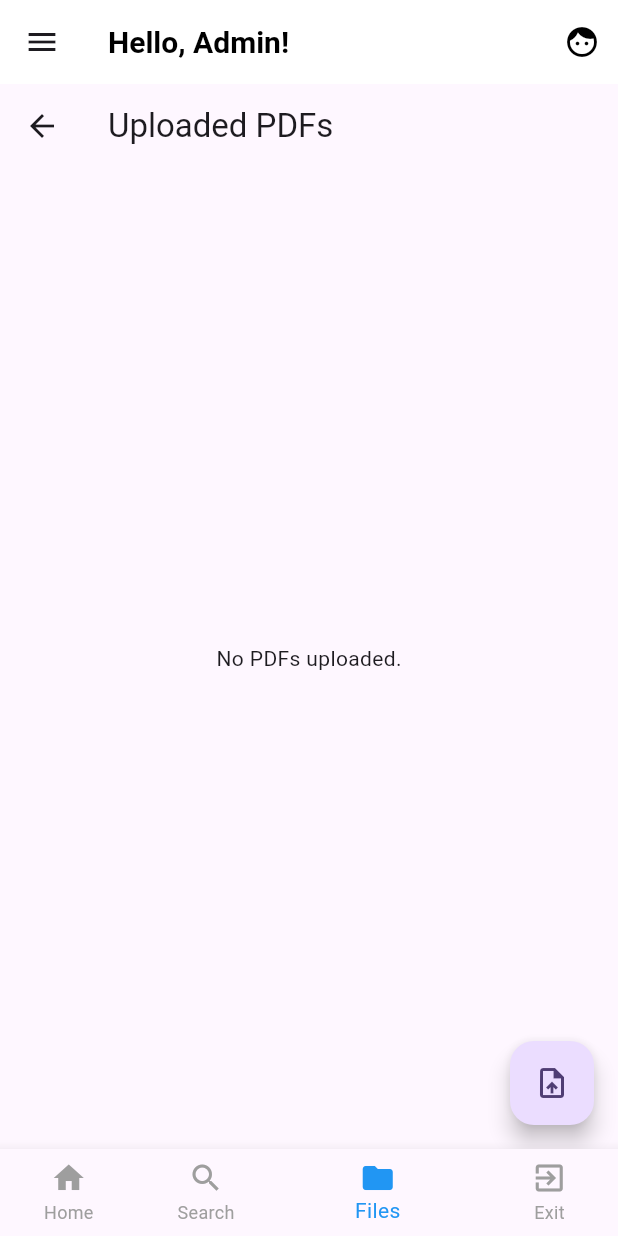
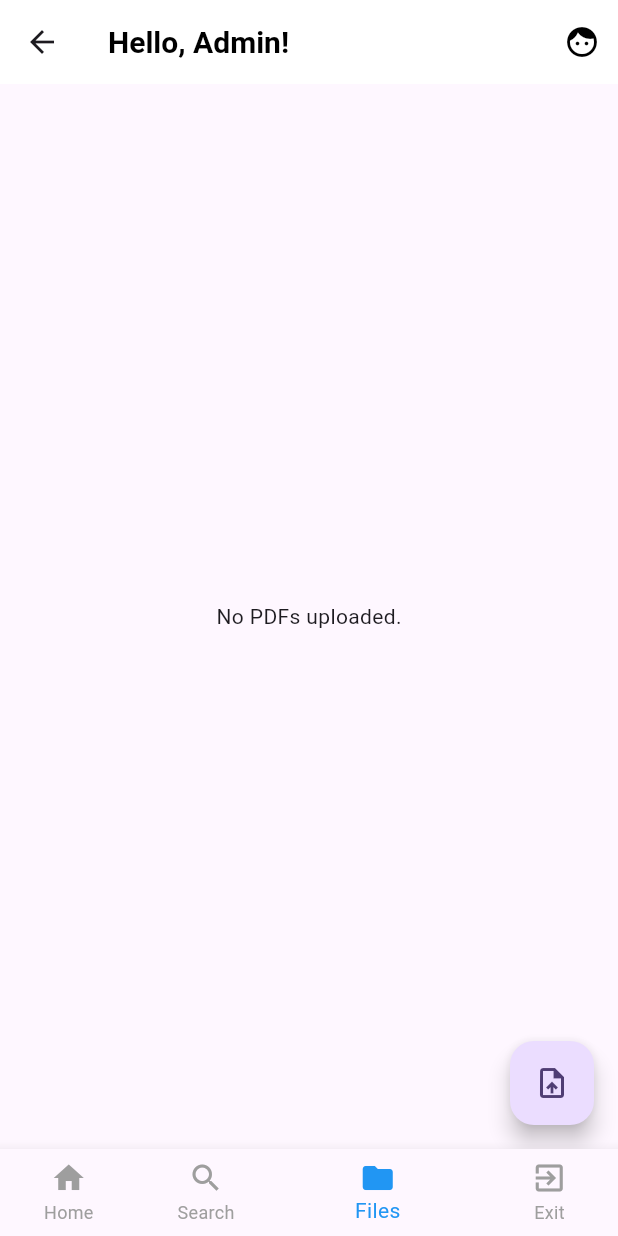
Before and after one commit to gtmpras/e-learning-app, a Flutter app: the AdminHomeScreen screen opened directly, item 3 of the bottom bar chosen, on a phone screen of 412 x 824 dp. Run offline on Flutter 3.47's test engine with Material 3 defaults, Android fonts, the phone set to English and light mode, and no system bars; our stand-ins replace carousel_slider, cloud_firestore, file_picker, firebase_auth, firebase_core, firebase_storage and 1 more; missing offline and left inert: easy_pdf_viewer; accounts and stored records are empty; network calls fail; Roboto replaces fonts that are missing (Poppins-Regular).

Commit message:
review check

```diff
--- a/lib/admin_page/admin_folder_page.dart
+++ b/lib/admin_page/admin_folder_page.dart
@@ -85,9 +85,7 @@ class _AdminFolderPageState extends State<AdminFolderPage> {
   @override
   Widget build(BuildContext context) {
     return Scaffold(
-      appBar: AppBar(
-        title: Text("Uploaded PDFs"),
-      ),
+
       body: StreamBuilder<QuerySnapshot>(
         stream: _firebaseFirestore.collection("pdfs").snapshots(),
         builder: (context, snapshot) {
--- a/lib/main.dart
+++ b/lib/main.dart
@@ -1,5 +1,6 @@
 import 'package:e_learning/firebase_options.dart';
 import 'package:e_learning/screens/home_screen.dart';
+import 'package:e_learning/screens/signIn_screen.dart';
 import 'package:e_learning/screens/splash_screen.dart';
 import 'package:firebase_core/firebase_core.dart';
 import 'package:flutter/material.dart';
@@ -23,6 +24,6 @@ class MyApp extends StatelessWidget {
       colorScheme: ColorScheme.fromSeed(seedColor: Colors.deepPurple),
         useMaterial3: true,
       ),
-      home: (HomeScreen()) );
+      home: (SignInScreen()) );
   }
 }
--- a/lib/pages/search_page.dart
+++ b/lib/pages/search_page.dart
@@ -47,7 +47,7 @@ class _SearchPageState extends State<SearchPage> {
       if (midName.contains(query.toLowerCase())) {
         results.add(pdfs[mid]);
 
-        // Look for more matches around the mid index
+        // Looking for more matches around the mid index
         int tempMid = mid;
         while (--tempMid >= 0 && pdfs[tempMid]["name"].toLowerCase().contains(query.toLowerCase())) {
           results.add(pdfs[tempMid]);
--- a/lib/screens/admin_screen.dart
+++ b/lib/screens/admin_screen.dart
@@ -15,7 +15,7 @@ class _AdminHomeScreenState extends State<AdminHomeScreen> {
 
   // List of pages for the bottom navigation
   static List<Widget> _pages = <Widget>[
-    HomeContentPage(), // Home content (the existing home body)
+    HomeContentPage(),
     SearchPage(),
     AdminFolderPage(),
     ExitPage(),
@@ -44,16 +44,7 @@ class _AdminHomeScreenState extends State<AdminHomeScreen> {
           ),
         ],
       ),
-      drawer: Drawer(
-        child: ListView(
-          children: [
-            ListTile(
-              title: Text('Profile'),
-              onTap: () {},
-            ),
-          ],
-        ),
-      ),
+
       body: _pages[_selectedIndex], // Display the selected page
 
       bottomNavigationBar: BottomNavigationBar(
--- a/lib/screens/signUp_screen.dart
+++ b/lib/screens/signUp_screen.dart
@@ -52,6 +52,7 @@ class _SignUpScreenState extends State<SignUpScreen> {
               crossAxisAlignment: CrossAxisAlignment.start,
               mainAxisAlignment: MainAxisAlignment.center,
               children: [
+
                 Center(
                   child: Text(
                     'Create Account',
@@ -103,9 +104,11 @@ class _SignUpScreenState extends State<SignUpScreen> {
                     border: OutlineInputBorder(
                       borderRadius: BorderRadius.circular(5),
                     ),
+
                   ),
                   obscureText: true,
                 ),
+
                 SizedBox(
                   height: height * .03,
                 ),
@@ -126,6 +129,7 @@ class _SignUpScreenState extends State<SignUpScreen> {
                           style: TextStyle(
                             fontFamily: 'Poppins',
                             color: Colors.white,
+
                           ),
                         ),
                 ),
```
Also changed, not shown: lib/pages/home_content_page.dart (+6 -37 lines), lib/screens/home_screen.dart (+1 -10 lines).
